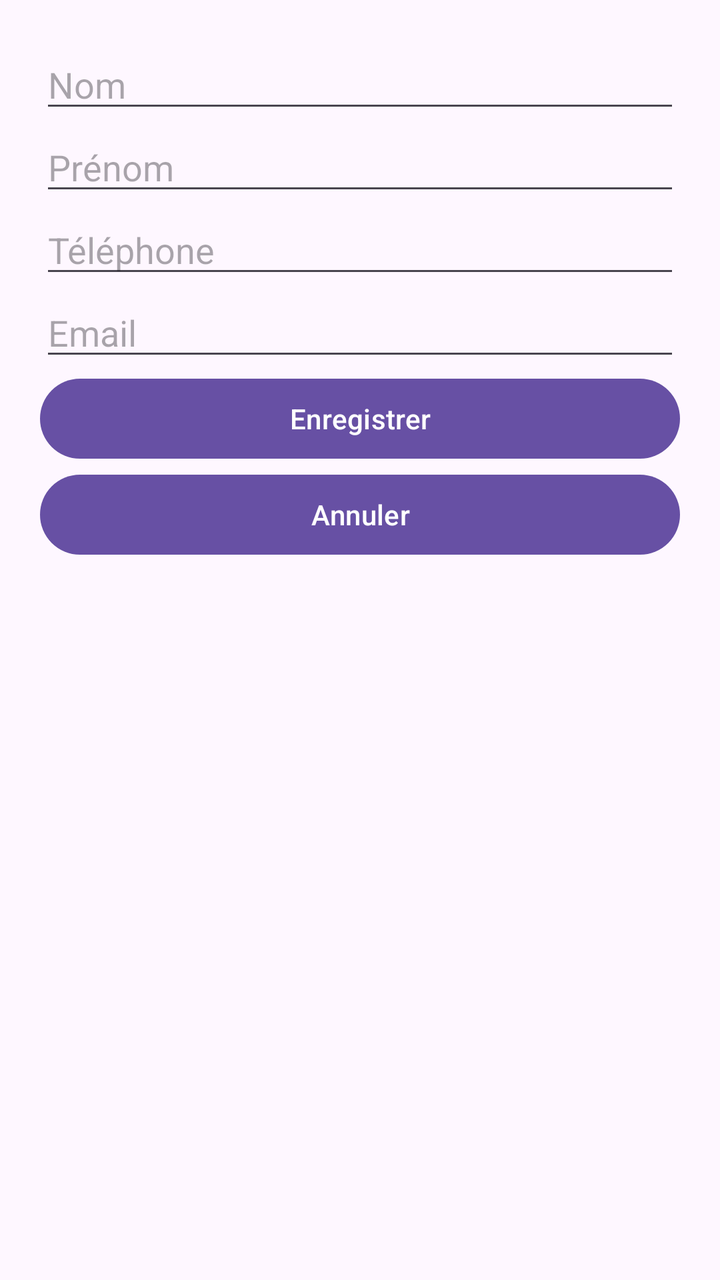
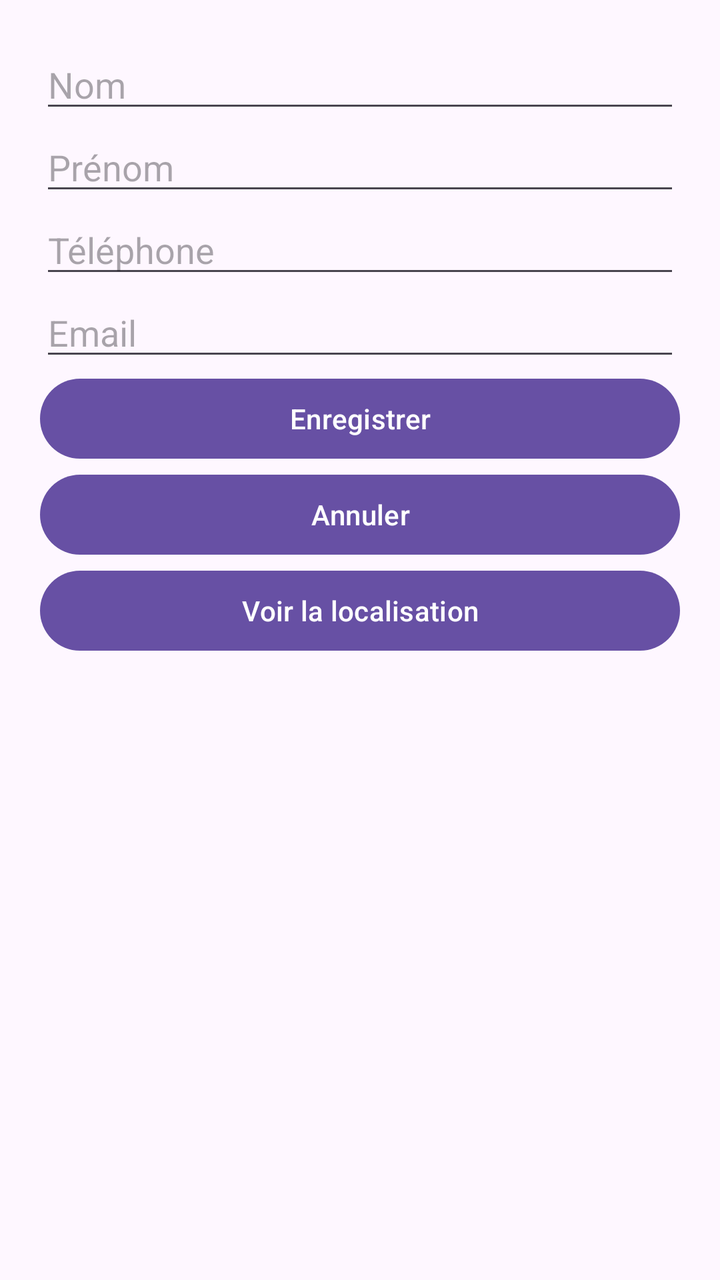

Two renders of the same Android screen: before a commit and after it. Below are the layout's source before the change and the commit's diff.
<!-- AndroidManifest.xml: application theme Theme.ContactV4 -->
<!-- res/layout/fragment_detail_contact.xml -->
<?xml version="1.0" encoding="utf-8"?>
<ScrollView
    xmlns:android="http://schemas.android.com/apk/res/android"
    android:layout_width="match_parent"
    android:layout_height="match_parent"
    android:fillViewport="true">
    <LinearLayout
        android:orientation="vertical"
        android:padding="20dp"
        android:layout_width="match_parent"
        android:layout_height="wrap_content">
        <EditText
            android:id="@+id/edtNom"
            android:hint="@string/nom"
            android:autofillHints="name"
            android:inputType="textPersonName"
            android:layout_width="match_parent"
            android:layout_height="wrap_content" />
        <EditText
            android:id="@+id/edtPrenom"
            android:hint="@string/prenom"
            android:autofillHints="name"
            android:inputType="textPersonName"
            android:layout_width="match_parent"
            android:layout_height="wrap_content" />

        <EditText
            android:id="@+id/edtTelephone"
            android:hint="@string/telephone"
            android:autofillHints="phone"
            android:inputType="phone"
            android:layout_width="match_parent"
            android:layout_height="wrap_content" />

        <EditText
            android:id="@+id/edtEmail"
            android:hint="@string/email"
            android:autofillHints="emailAddress"
            android:inputType="textEmailAddress"
            android:layout_width="match_parent"
            android:layout_height="wrap_content" />

        <Button
            android:id="@+id/btnEnregistrer"
            android:text="@string/enregistrer"
            android:layout_width="match_parent"
            android:layout_height="wrap_content" />

        <Button
            android:id="@+id/btnAnnuler"
            android:text="@string/annuler"
            android:layout_width="match_parent"
            android:layout_height="wrap_content" />
        <Button
            android:id="@+id/btnSupprimer"
            android:text="@string/supprimer"
            android:visibility="gone"
            android:layout_width="match_parent"
            android:layout_height="wrap_content" />
    </LinearLayout>
</ScrollView>
<!-- resources referenced by this layout -->
<resources>
  <string name="annuler">Annuler</string>
  <string name="email">Email</string>
  <string name="enregistrer">Enregistrer</string>
  <string name="nom">Nom</string>
  <string name="prenom">Prénom</string>
  <string name="supprimer">Supprimer</string>
  <string name="telephone">Téléphone</string>
  <style name="Theme.ContactV4" parent="Base.Theme.ContactV4" />
  <style name="Base.Theme.ContactV4" parent="Theme.Material3.DayNight.NoActionBar">
          
          
      </style>
</resources>

<!-- the commit's change to res/layout/fragment_detail_contact.xml (unified diff, before → after) -->
@@ -4,11 +4,13 @@
     android:layout_width="match_parent"
     android:layout_height="match_parent"
     android:fillViewport="true">
+
     <LinearLayout
         android:orientation="vertical"
         android:padding="20dp"
         android:layout_width="match_parent"
         android:layout_height="wrap_content">
+
         <EditText
             android:id="@+id/edtNom"
             android:hint="@string/nom"
@@ -16,6 +18,7 @@
             android:inputType="textPersonName"
             android:layout_width="match_parent"
             android:layout_height="wrap_content" />
+
         <EditText
             android:id="@+id/edtPrenom"
             android:hint="@string/prenom"
@@ -51,11 +54,21 @@
             android:text="@string/annuler"
             android:layout_width="match_parent"
             android:layout_height="wrap_content" />
+
         <Button
             android:id="@+id/btnSupprimer"
             android:text="@string/supprimer"
             android:visibility="gone"
             android:layout_width="match_parent"
             android:layout_height="wrap_content" />
+
+        
+        <Button
+            android:id="@+id/btnVoirCarte"
+            android:text="Voir la localisation"
+            android:layout_width="match_parent"
+            android:layout_height="wrap_content" />
+
     </LinearLayout>
+
 </ScrollView>
